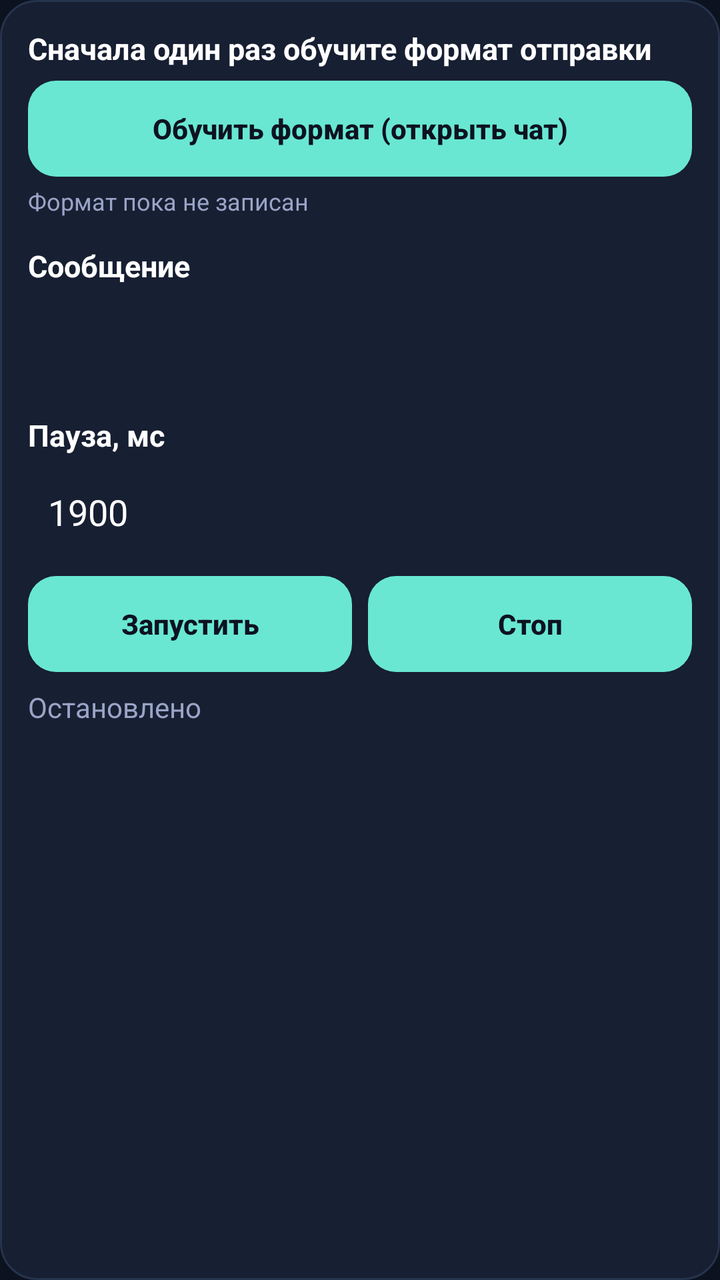
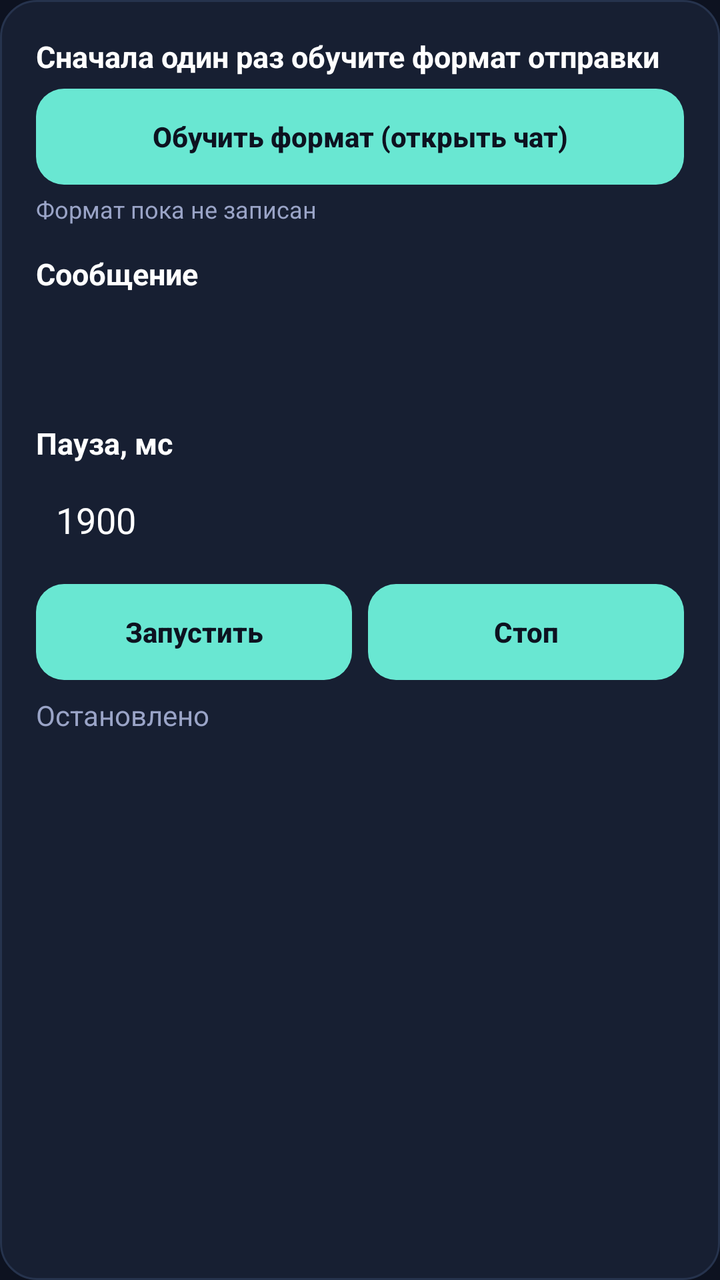

Screens rendered from an Android XML layout before and after an edit, with the pre-edit source and the edit as a unified diff.
<!-- AndroidManifest.xml: application theme Theme.Cs2a -->
<!-- res/layout/panel_spam.xml -->
<?xml version="1.0" encoding="utf-8"?>
<LinearLayout xmlns:android="http://schemas.android.com/apk/res/android"
    android:layout_width="match_parent"
    android:layout_height="wrap_content"
    android:orientation="vertical"
    android:background="@drawable/panel_surface"
    android:padding="14dp"
    android:layout_marginBottom="10dp">

    <TextView style="@style/CardLabel" android:text="Сначала один раз обучите формат отправки" android:layout_marginTop="0dp" />
    <Button android:id="@+id/spamTeachBtn" android:layout_width="match_parent" android:layout_height="wrap_content" android:text="Обучить формат (открыть чат)" />
    <TextView android:id="@+id/spamTplStatus" android:layout_width="match_parent" android:layout_height="wrap_content" android:text="Формат пока не записан" android:textColor="@color/textDim" android:textSize="12sp" android:layout_marginTop="4dp" />

    <TextView style="@style/CardLabel" android:text="Сообщение" />
    <EditText android:id="@+id/spamText" android:layout_width="match_parent" android:layout_height="wrap_content" android:textColor="@color/text" android:background="@color/card" android:padding="10dp" />

    <TextView style="@style/CardLabel" android:text="Пауза, мс" />
    <EditText android:id="@+id/spamDelay" android:layout_width="match_parent" android:layout_height="wrap_content" android:inputType="number" android:text="1900" android:textColor="@color/text" android:background="@color/card" android:padding="10dp" />

    <LinearLayout android:layout_width="match_parent" android:layout_height="wrap_content" android:orientation="horizontal" android:layout_marginTop="10dp">
        <Button android:id="@+id/spamStartBtn" android:layout_width="0dp" android:layout_weight="1" android:layout_height="wrap_content" android:text="Запустить" />
        <Button android:id="@+id/spamStopBtn" android:layout_width="0dp" android:layout_weight="1" android:layout_height="wrap_content" android:text="Стоп" android:layout_marginStart="8dp" />
    </LinearLayout>

    <TextView android:id="@+id/spamStatus" android:layout_width="match_parent" android:layout_height="wrap_content" android:text="Остановлено" android:textColor="@color/textDim" android:layout_marginTop="8dp" />
    <androidx.core.widget.NestedScrollView
        android:layout_width="match_parent"
        android:layout_height="180dp"
        android:fillViewport="true"
        android:overScrollMode="ifContentScrolls">
        <TextView android:id="@+id/spamLog" style="@style/LogText" android:text="" />
    </androidx.core.widget.NestedScrollView>
</LinearLayout>
<!-- resources referenced by this layout -->
<resources>
  <color name="card">#171F32</color>
  <color name="text">#ffffff</color>
  <color name="textDim">#9aa4c7</color>
  <!-- drawable panel_surface (drawable) -->
  <?xml version="1.0" encoding="utf-8"?>
  <shape xmlns:android="http://schemas.android.com/apk/res/android" android:shape="rectangle">
      <solid android:color="@color/card" />
      <corners android:radius="18dp" />
      <stroke android:width="1dp" android:color="@color/surface" />
  </shape>
  <style name="CardLabel">
          <item name="android:layout_width">wrap_content</item>
          <item name="android:layout_height">wrap_content</item>
          <item name="android:textColor">@color/text</item>
          <item name="android:textStyle">bold</item>
          <item name="android:textSize">15sp</item>
          <item name="android:layout_marginTop">14dp</item>
          <item name="android:layout_marginBottom">6dp</item>
      </style>
  <style name="LogText">
          <item name="android:layout_width">match_parent</item>
          <item name="android:layout_height">wrap_content</item>
          <item name="android:textColor">@color/textDim</item>
          <item name="android:textSize">12sp</item>
          <item name="android:background">@color/card</item>
          <item name="android:padding">10dp</item>
          <item name="android:layout_marginTop">10dp</item>
          <item name="android:fontFamily">monospace</item>
      </style>
  <style name="Theme.Cs2a" parent="Theme.Material3.DayNight.NoActionBar">
          <item name="android:windowBackground">@color/bg</item>
          <item name="materialButtonStyle">@style/AppButton</item>
          <item name="colorPrimary">@color/accent</item>
          <item name="colorOnPrimary">@color/bg</item>
          <item name="android:statusBarColor" tools:targetApi="21">@color/bg</item>
      </style>
  <color name="surface">#26334D</color>
  <color name="bg">#0D1220</color>
  <style name="AppButton" parent="Widget.Material3.Button">
          <item name="android:layout_height">48dp</item>
          <item name="android:minHeight">48dp</item>
          <item name="android:insetTop">0dp</item>
          <item name="android:insetBottom">0dp</item>
          <item name="android:insetLeft">0dp</item>
          <item name="android:insetRight">0dp</item>
          <item name="cornerRadius">14dp</item>
          <item name="android:textAllCaps">false</item>
          <item name="android:textStyle">bold</item>
          <item name="android:letterSpacing">0</item>
      </style>
  <color name="accent">#69E7D2</color>
</resources>

<!-- the commit's change to res/layout/panel_spam.xml (unified diff, before → after) -->
@@ -4,7 +4,7 @@
     android:layout_height="wrap_content"
     android:orientation="vertical"
     android:background="@drawable/panel_surface"
-    android:padding="14dp"
+    android:padding="18dp"
     android:layout_marginBottom="10dp">
 
     <TextView style="@style/CardLabel" android:text="Сначала один раз обучите формат отправки" android:layout_marginTop="0dp" />
